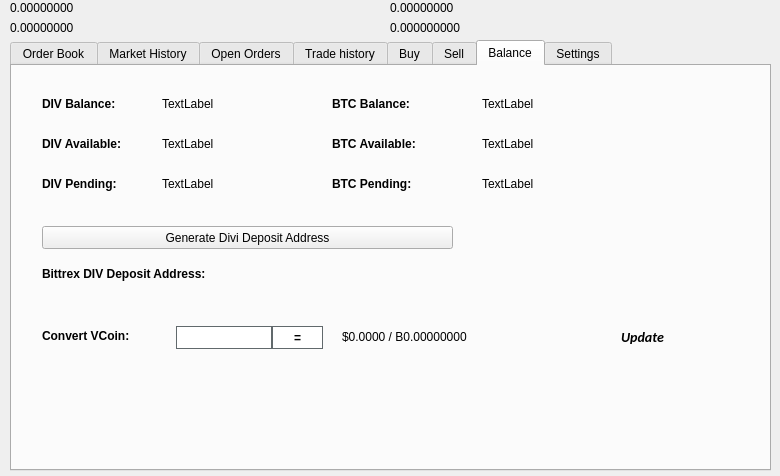
First picture: the form in Astra/src/qt/forms/tradingdialog.ui, repository KingricharVD/Astra-Coin, before the edit.
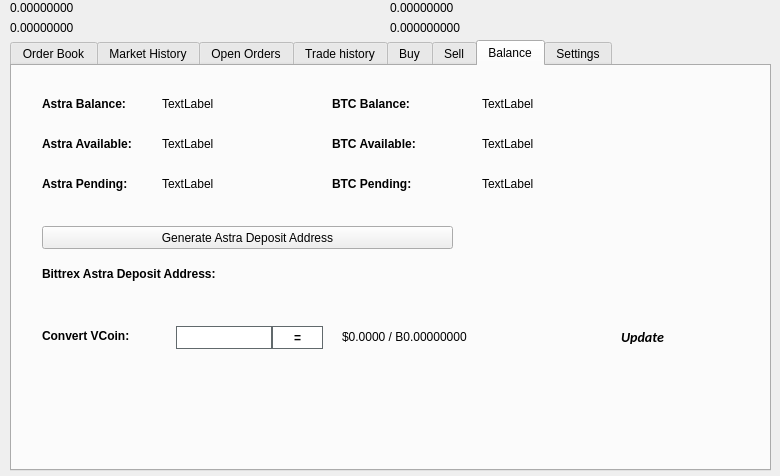
Second picture: the form after the edit. The open tabs and pages were chosen to show the change. Icons and pictures are not drawn.

```diff
--- a/Astra/src/qt/forms/tradingdialog.ui
+++ b/Astra/src/qt/forms/tradingdialog.ui
@@ -2762,7 +2762,7 @@
       </font>
      </property>
      <property name="text">
-      <string>DIV Balance:</string>
+      <string>Astra Balance:</string>
      </property>
     </widget>
     <widget class="QLabel" name="label_12">
@@ -2813,7 +2813,7 @@
       </font>
      </property>
      <property name="text">
-      <string>DIV Available:</string>
+      <string>Astra Available:</string>
      </property>
     </widget>
     <widget class="QLabel" name="label_14">
@@ -2832,7 +2832,7 @@
       </font>
      </property>
      <property name="text">
-      <string>DIV Pending:</string>
+      <string>Astra Pending:</string>
      </property>
     </widget>
     <widget class="QLabel" name="DIVPendingLabel">
@@ -2928,7 +2928,7 @@
       </font>
      </property>
      <property name="text">
-      <string>Bittrex DIV Deposit Address:</string>
+      <string>Bittrex Astra Deposit Address:</string>
      </property>
     </widget>
     <widget class="QPushButton" name="GenDepositBTN">
@@ -2941,7 +2941,7 @@
       </rect>
      </property>
      <property name="text">
-      <string>Generate Divi Deposit Address</string>
+      <string>Generate Astra Deposit Address</string>
      </property>
      <property name="icon">
       <iconset resource="../divi.qrc">
```
Left out of the diff: 46 changed lines with no effect on the pictures.
